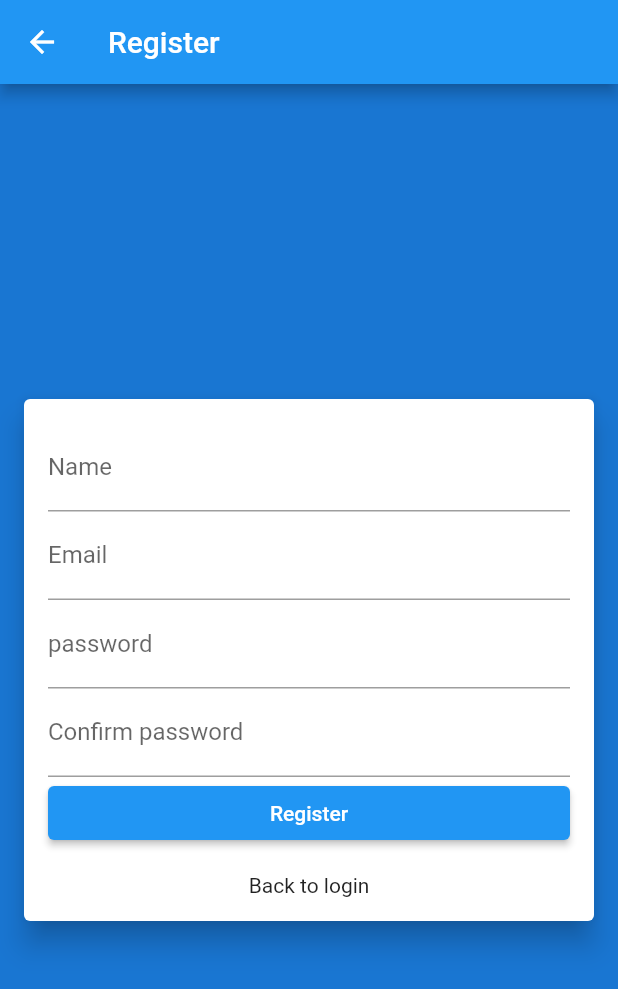
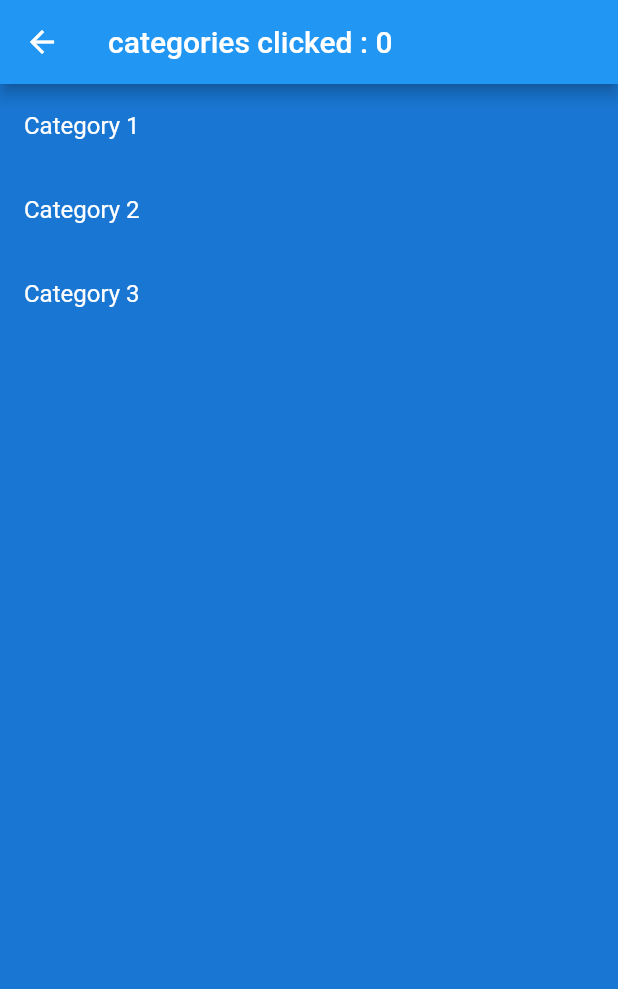
Before and after one commit to Mohammadmohebi33/Flutter-Mobile-App-with-Laravel-API, a Flutter app: the Register screen opened by its route, after a tap on "Register", on a phone screen of 412 x 824 dp. Shown: the top 989 px of the screen. Run offline on Flutter 3.47's test engine with Material 2 defaults, Android fonts, the phone set to English and light mode, and no system bars.

Commit message:
categories page

```diff
--- a/front/lib/main.dart
+++ b/front/lib/main.dart
@@ -1,4 +1,5 @@
 import 'package:flutter/material.dart';
+import 'package:front/screens/categories.dart';
 import 'package:front/screens/login.dart';
 import 'package:front/screens/register.dart';
 
@@ -18,7 +19,8 @@ class MyApp extends StatelessWidget {
 
      routes: {
       '/Login' :(context) => Login() ,
-      '/Register':(context) => Register()
+      '/Register':(context) => Register(),
+      '/Categories' :(context) => Categories()
      },
     );
   }
--- /dev/null
+++ b/front/lib/screens/categories.dart
@@ -0,0 +1,47 @@
+import 'package:flutter/material.dart';
+
+
+class Categories extends StatefulWidget {
+  const Categories({Key? key}) : super(key: key);
+
+  @override
+  State<Categories> createState() => _CategoriesState();
+}
+
+class _CategoriesState extends State<Categories> {
+
+  final List<String> categories = <String>[
+      'Category 1',
+      'Category 2',
+      'Category 3',
+  ];
+
+  int clicked = 0 ;
+
+  @override
+  Widget build(BuildContext context) {
+    return Scaffold(
+      appBar: AppBar(
+        title: Text('categories clicked : $clicked'),
+      ),
+      body: Container(
+        color: Theme.of(context).primaryColorDark,
+        child: Center(
+          child: ListView.builder(
+            itemCount: categories.length,
+            itemBuilder: (BuildContext context , int index){
+              return ListTile(
+                title: Text(categories[index] , style: const TextStyle(color: Colors.white),),
+                onTap: () {
+                  setState(() {
+                    clicked++;
+                  });
+                }
+              );
+            }
+          ),
+        ),
+      ),
+    );
+  }
+}
--- a/front/lib/screens/register.dart
+++ b/front/lib/screens/register.dart
@@ -49,7 +49,7 @@ class Register extends StatelessWidget {
                       ),
                       ElevatedButton(
                         onPressed: (() {
-                          print("hello login");
+                           Navigator.pushNamed(context, '/Categories');
                         }),
                          child: Text('Register') , style: ElevatedButton.styleFrom(minimumSize: Size(double.infinity, 36)),
                          ),
```
